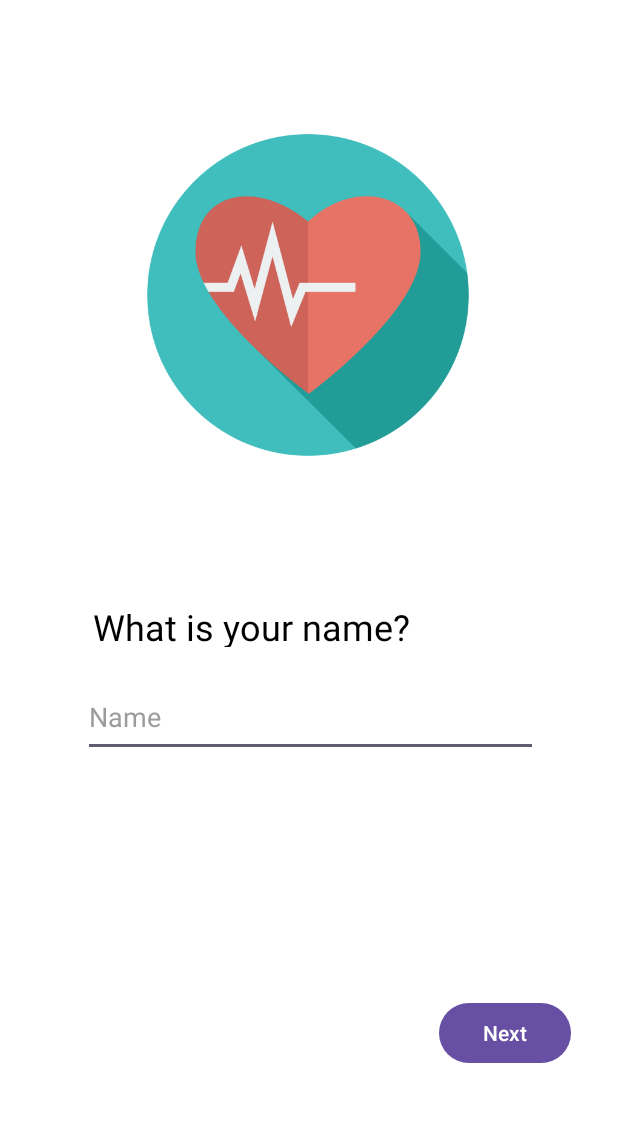
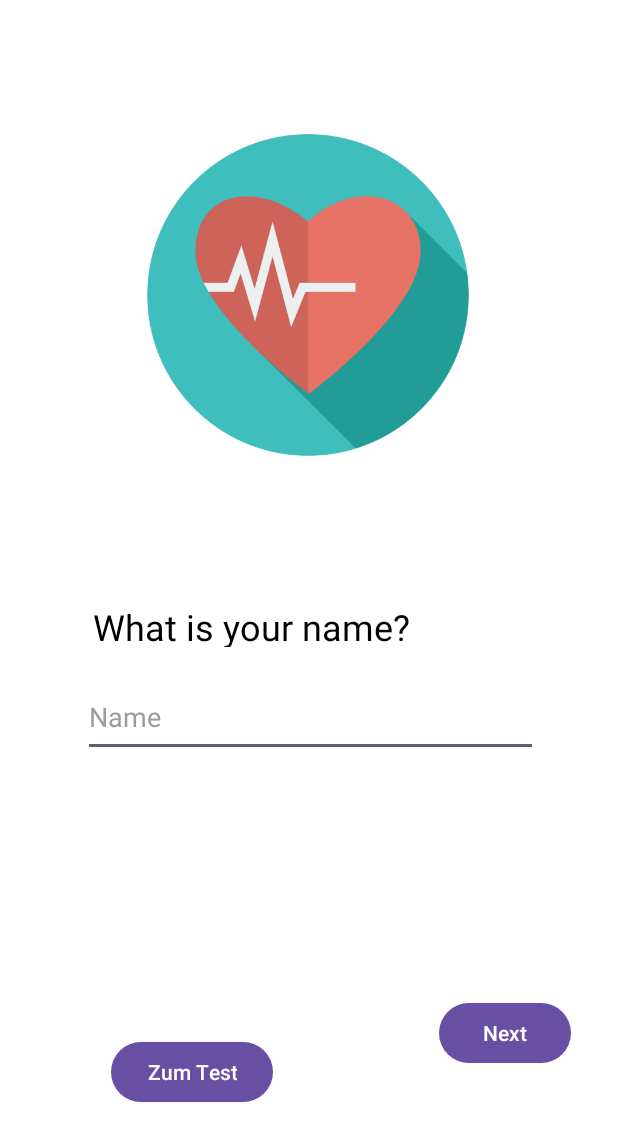
Before and after one commit to CanWrobel/FitnessTrackerApp, an Android app: the screen it shows after launch (SetupActivity), on a phone screen of 412 x 824 dp. Shown: the top 1141 px of the screen. Run offline under Robolectric (Android 15) with nearby library versions, the phone set to English and light mode, and no system bars.

Commit message:
interface und anderes fertig gemacht, dummies geschrieben

```diff
--- a/app/src/main/AndroidManifest.xml
+++ b/app/src/main/AndroidManifest.xml
@@ -23,6 +23,7 @@
                 <category android:name="android.intent.category.LAUNCHER" />
             </intent-filter>
         </activity>
+        <activity android:name=".sample.sampleViews.InputActivity"></activity>
     </application>
 
 </manifest>
--- a/app/src/main/java/com/example/androidjava/FitnessTracker/Models/Datenbank.java
+++ b/app/src/main/java/com/example/androidjava/FitnessTracker/Models/Datenbank.java
@@ -6,13 +6,13 @@ public interface Datenbank {
      * message enthaelt datum, steps, distanz und kalorien
      * @param message wird bei submit bzw senden uebermittelt
      */
-    void sendFitnessData(Message message);
+    void sendFitnessData(DayDataMessage message);
 
     /**
      * fetches the fitnessdata from the databse
      * @return message that contains date, steps, distance,
      */
-    Message fetchFitnessData();
+    DayDataMessage fetchFitnessData();
     /*
     schaut bei einer bestimmten Zelle nach, was da drin steht als connection test
     nur in der implementierungsphase
--- a/app/src/main/java/com/example/androidjava/FitnessTracker/Models/Message.java
+++ b/app/src/main/java/com/example/androidjava/FitnessTracker/Models/DayDataMessage.java
@@ -2,13 +2,13 @@ package com.example.androidjava.FitnessTracker.Models;
 
 import java.util.Date;
 
-public class Message {
+public class DayDataMessage {
     int Steps;
     Date datum;
     double distance;
     double calories;
 
-    public Message(int steps, Date datum, double distance, double calories) {
+    public DayDataMessage(int steps, Date datum, double distance, double calories) {
         Steps = steps;
         this.datum = datum;
         this.distance = distance;
--- a/app/src/main/java/com/example/androidjava/FitnessTracker/Views/SetupActivity.java
+++ b/app/src/main/java/com/example/androidjava/FitnessTracker/Views/SetupActivity.java
@@ -13,6 +13,7 @@ import androidx.lifecycle.ViewModelProvider;
 
 import com.example.androidjava.FitnessTracker.Viewmodels.UserProfileViewModel;
 import com.example.androidjava.R;
+import com.example.androidjava.sample.sampleViews.InputActivity;
 
 public class SetupActivity extends AppCompatActivity {
     private UserProfileViewModel viewModel;
@@ -50,6 +51,13 @@ public class SetupActivity extends AppCompatActivity {
 
         Button backButton2 = findViewById(R.id.btnBack2);
         Button backButton3 = findViewById(R.id.btnBack3);
+
+        Button testbutton = findViewById(R.id.button2);
+
+        testbutton.setOnClickListener(view -> {
+            Intent intent = new Intent(SetupActivity.this, InputActivity.class);
+            startActivity(intent);
+        });
 
         //TODO: Set guard if input values are null (user did not input) and next button is clicked
         // Possibly not allowing to continue
--- a/app/src/main/res/layout/setup_activity_1.xml
+++ b/app/src/main/res/layout/setup_activity_1.xml
@@ -55,4 +55,16 @@
         app:layout_constraintStart_toStartOf="parent"
         app:layout_constraintTop_toBottomOf="@+id/inputName" />
 
+    <Button
+        android:id="@+id/button2"
+        android:layout_width="wrap_content"
+        android:layout_height="wrap_content"
+        android:text="Zum Test"
+        app:layout_constraintBottom_toBottomOf="parent"
+        app:layout_constraintEnd_toEndOf="parent"
+        app:layout_constraintHorizontal_bias="0.243"
+        app:layout_constraintStart_toStartOf="parent"
+        app:layout_constraintTop_toTopOf="parent"
+        app:layout_constraintVertical_bias="0.89" />
+
 </androidx.constraintlayout.widget.ConstraintLayout>
```
Also changed, not shown: app/src/main/java/com/example/androidjava/FitnessTracker/Models/ConnectionHelper.java (added, +38 -0 lines), app/src/main/java/com/example/androidjava/FitnessTracker/Models/DatenbankDummy.java (added, +27 -0 lines).
